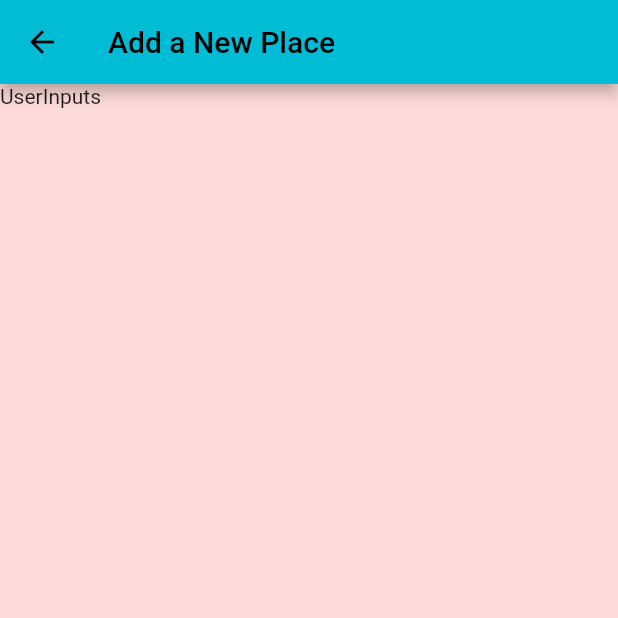
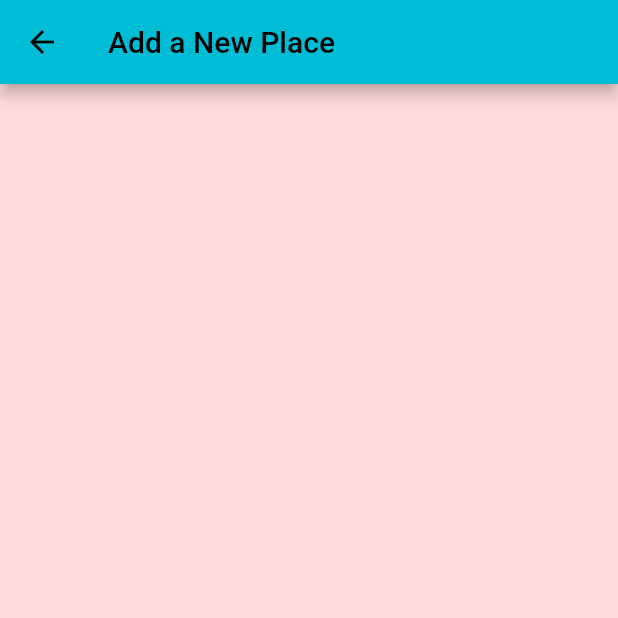
Before and after one commit to Khan-06/Great_Places, a Flutter app: the AddPlaceScreen screen opened by its route, on a phone screen of 412 x 824 dp, the top half of it. Run offline on Flutter 3.47's test engine with Material 2 defaults, Android fonts, the phone set to English and light mode, and no system bars.

Commit message:
Programming and pushing after a long time

```diff
--- a/lib/screens/add_place_screen.dart
+++ b/lib/screens/add_place_screen.dart
@@ -15,10 +15,15 @@ class _AddPlaceScreenState extends State<AddPlaceScreen> {
         title: const Text('Add a New Place'),
       ),
       body: Column(
-        mainAxisAlignment: MainAxisAlignment.spaceBetween,
         crossAxisAlignment: CrossAxisAlignment.stretch,
         children: [
-          const Text('UserInputs'),
+          Expanded(
+            child: Column(
+              children: [
+
+              ],
+            ),
+          ),
           OutlinedButton.icon(
               onPressed: () {},
               icon: const Icon(Icons.add),
```
